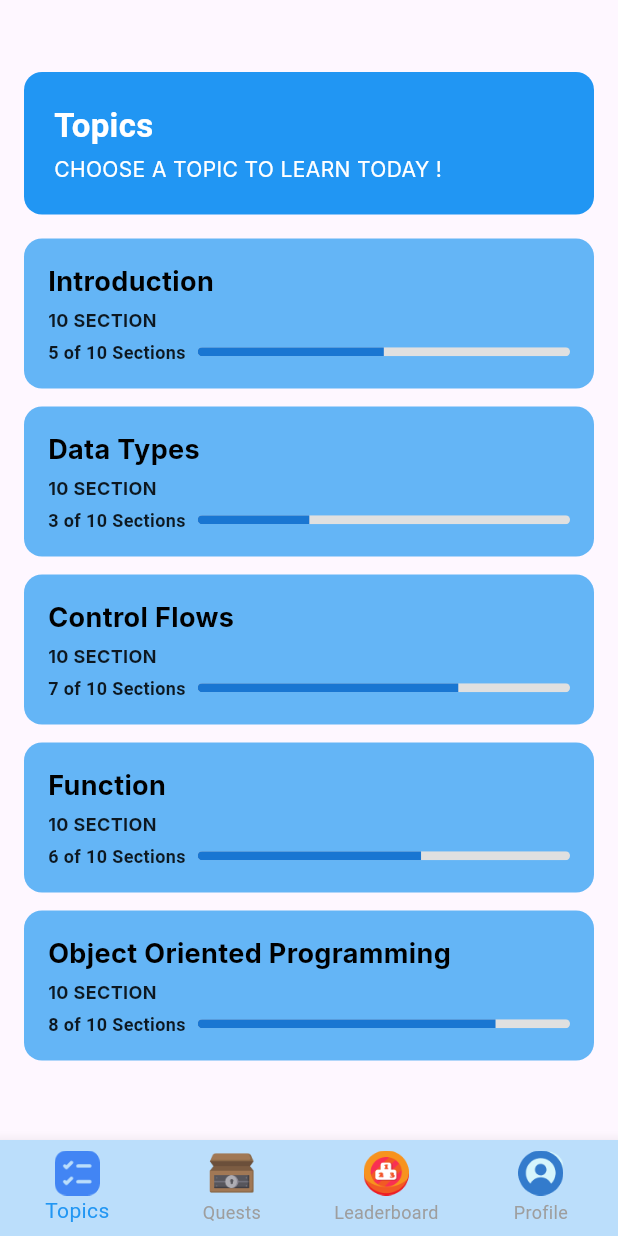
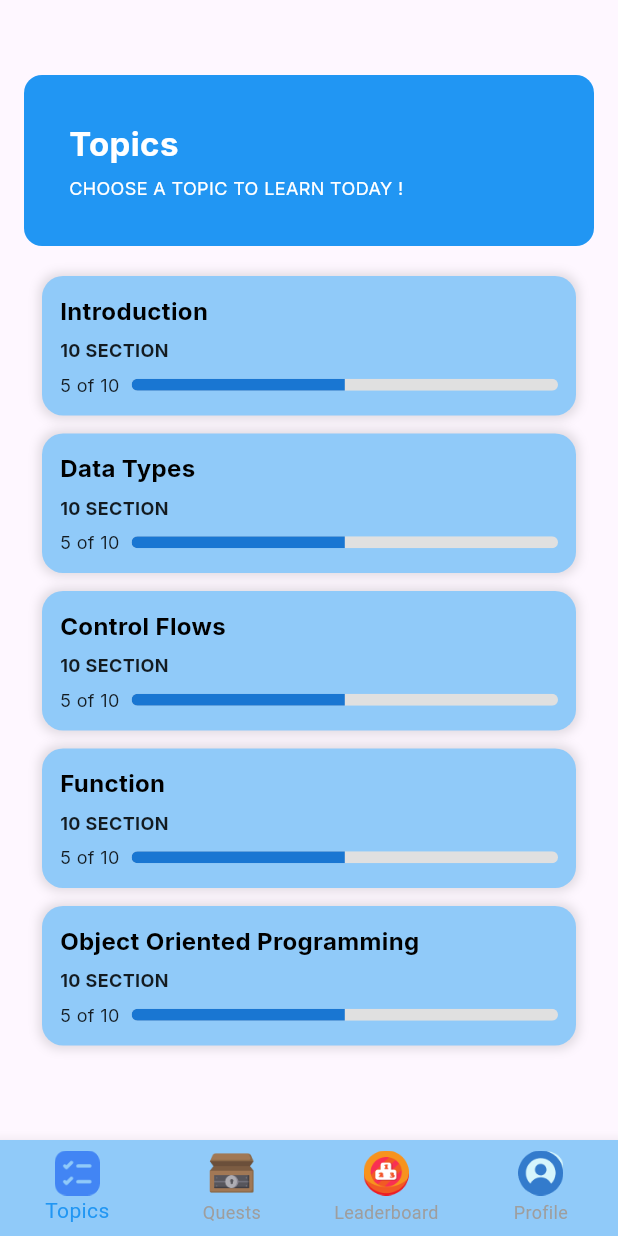
Before and after one commit to Gracesiamrbn/Progamify-mobile, a Flutter app: the MainScreen screen opened directly, on a phone screen of 412 x 824 dp. Run offline on Flutter 3.47's test engine with Material 3 defaults, Android fonts, the phone set to English and light mode, and no system bars; our stand-ins replace flutter_native_splash, flutter_svg, google_fonts.

Commit message:
topics n inside

```diff
--- a/lib/presentation/screens/navigation/bottom_navigation.dart
+++ b/lib/presentation/screens/navigation/bottom_navigation.dart
@@ -41,7 +41,7 @@ class MainScreenState extends State<MainScreen> {
       body: _screens[_currentIndex],
       bottomNavigationBar: BottomNavigationBar(
         selectedItemColor: Colors.blue,
-        backgroundColor: Colors.blue[100],
+        backgroundColor: Colors.blue[200],
         unselectedItemColor: Colors.grey,
         showUnselectedLabels: true,
         currentIndex: _currentIndex,
--- a/lib/presentation/screens/topic/topic_screen.dart
+++ b/lib/presentation/screens/topic/topic_screen.dart
@@ -1,73 +1,53 @@
 import 'package:flutter/material.dart';
-import 'package:progamify/core/theme/app_styles.dart';
-
 import '../../widgets/topic_card.dart';
+import 'package:google_fonts/google_fonts.dart';
+import 'topic_detail_screen.dart';
 
 class TopicsScreen extends StatelessWidget {
-  TopicsScreen({super.key});
-
-  // Menambahkan completedSections dan totalSections ke dalam topics
-  final List<Map<String, dynamic>> topics = [
-    {
-      'title': 'Introduction',
-      'totalSection': '10 SECTION',
-      'completedSections': 5,
-      'totalSections': 10
-    },
-    {
-      'title': 'Data Types',
-      'totalSection': '10 SECTION',
-      'completedSections': 3,
-      'totalSections': 10
-    },
-    {
-      'title': 'Control Flows',
-      'totalSection': '10 SECTION',
-      'completedSections': 7,
-      'totalSections': 10
-    },
-    {
-      'title': 'Function',
-      'totalSection': '10 SECTION',
-      'completedSections': 6,
-      'totalSections': 10
-    },
-    {
-      'title': 'Object Oriented Programming',
-      'totalSection': '10 SECTION',
-      'completedSections': 8,
-      'totalSections': 10
-    },
-  ];
+  const TopicsScreen({super.key});
 
   @override
   Widget build(BuildContext context) {
     return Padding(
-      padding: const EdgeInsets.symmetric(horizontal: 16).copyWith(top: 48),
+      padding: const EdgeInsets.symmetric(horizontal: 16)
+          .copyWith(top: 50, bottom: 16),
       child: Column(
         crossAxisAlignment: CrossAxisAlignment.start,
         children: [
           Container(
             width: double.infinity,
-            padding: const EdgeInsets.all(20),
+            padding: const EdgeInsets.all(30),
             decoration: BoxDecoration(
-              color: Colors.blue,
+              color: Colors.blue.shade500,
               borderRadius: BorderRadius.circular(12),
             ),
-            child: const Column(
+            child: Column(
               crossAxisAlignment: CrossAxisAlignment.start,
               children: [
-                Text('Topics', style: AppStyles.titleStyle),
-                SizedBox(height: 4),
-                Text('CHOOSE A TOPIC TO LEARN TODAY !', style: AppStyles.instructionStyle),
+                Text(
+                  'Topics',
+                  style: GoogleFonts.inter(
+                    fontSize: 22,
+                    fontWeight: FontWeight.bold,
+                    color: Colors.white,
+                  ),
+                ),
+                const SizedBox(height: 6),
+                Text(
+                  'CHOOSE A TOPIC TO LEARN TODAY !',
+                  style: GoogleFonts.inter(
+                    fontSize: 12,
+                    color: Colors.white,
+                  ),
+                ),
               ],
             ),
           ),
-          const SizedBox(height: 16),
+          const SizedBox(height: 20),
           Expanded(
             child: SingleChildScrollView(
               child: Column(
-                children: _buildTopicCards(),
+                children: _buildTopicCards(context),
               ),
             ),
           ),
@@ -76,14 +56,117 @@ class TopicsScreen extends StatelessWidget {
     );
   }
 
-  List<Widget> _buildTopicCards() {
+  List<Widget> _buildTopicCards(BuildContext context) {
+    final topics = [
+      'Introduction',
+      'Data Types',
+      'Control Flows',
+      'Function',
+      'Object Oriented Programming',
+    ];
+
     return topics
-        .map((topic) => TopicCard(
-              topic: topic['title']!,
-              description: topic['totalSection']!,
-              completedSections: topic['completedSections']!,
-              totalSections: topic['totalSections']!,
-            ))
+        .map(
+          (topic) => GestureDetector(
+            onTap: () {
+              if (topic == 'Introduction') {
+                Navigator.push(
+                  context,
+                  MaterialPageRoute(
+                    builder: (context) => TopicDetailScreen(topicTitle: topic),
+                  ),
+                );
+              }
+            },
+            child: Container(
+              margin: const EdgeInsets.only(bottom: 12, left: 12, right: 12),
+              padding: const EdgeInsets.all(12),
+              decoration: BoxDecoration(
+                color: Colors.blue.shade200,
+                borderRadius: BorderRadius.circular(14),
+                boxShadow: [
+                  BoxShadow(
+                    color: Colors.black12,
+                    blurRadius: 5,
+                    spreadRadius: 2,
+                  )
+                ],
+              ),
+              child: Column(
+                crossAxisAlignment: CrossAxisAlignment.start,
+                children: [
+                  Text(
+                    topic,
+                    style: GoogleFonts.inter(
+                      fontSize: 16,
+                      fontWeight: FontWeight.bold,
+                      color: Colors.black,
+                    ),
+                  ),
+                  const SizedBox(height: 6),
+                  Text(
+                    '10 SECTION',
+                    style: GoogleFonts.inter(
+                      fontSize: 12,
+                      fontWeight: FontWeight.bold,
+                      color: Colors.black87,
+                    ),
+                  ),
+                  const SizedBox(height: 6),
+                  Row(
+                    children: [
+                      Text(
+                        '5 of 10',
+                        style: GoogleFonts.inter(
+                          fontSize: 12,
+                          color: Colors.black87,
+                        ),
+                      ),
+                      const SizedBox(width: 8),
+                      Expanded(
+                        child: ClipRRect(
+                          borderRadius: BorderRadius.circular(10),
+                          child: LinearProgressIndicator(
+                            value: 0.5,
+                            backgroundColor: Colors.grey.shade300,
+                            color: Colors.blue.shade700,
+                            minHeight: 8,
+                          ),
+                        ),
+                      ),
+                    ],
+                  ),
+                ],
+              ),
+            ),
+          ),
+        )
         .toList();
   }
 }
+
+class ExerciseScreen extends StatelessWidget {
+  final String title;
+  const ExerciseScreen({super.key, required this.title});
+
+  @override
+  Widget build(BuildContext context) {
+    return Scaffold(
+      appBar: AppBar(title: Text(title)),
+      body: Center(child: Text('Exercise Screen: $title')),
+    );
+  }
+}
+
+class LessonScreen extends StatelessWidget {
+  final String title;
+  const LessonScreen({super.key, required this.title});
+
+  @override
+  Widget build(BuildContext context) {
+    return Scaffold(
+      appBar: AppBar(title: Text(title)),
+      body: Center(child: Text('Lesson Screen: $title')),
+    );
+  }
+}
--- a/pubspec.yaml
+++ b/pubspec.yaml
@@ -31,6 +31,7 @@ dependencies:
   flutter:
     sdk: flutter
   flutter_svg: ^1.0.0
+  google_fonts: ^6.1.0
 
   # The following adds the Cupertino Icons font to your application.
   # Use with the CupertinoIcons class for iOS style icons.
```
Also changed, not shown: lib/presentation/screens/topic/topic_course_screen.dart (added, +261 -0 lines), lib/presentation/screens/topic/topic_detail_screen.dart (added, +241 -0 lines), assets/icons/introduction_icon.png (added), assets/icons/media_icon.png (added), assets/icons/question_icon.png (added), pubspec.lock, 3 other files.
